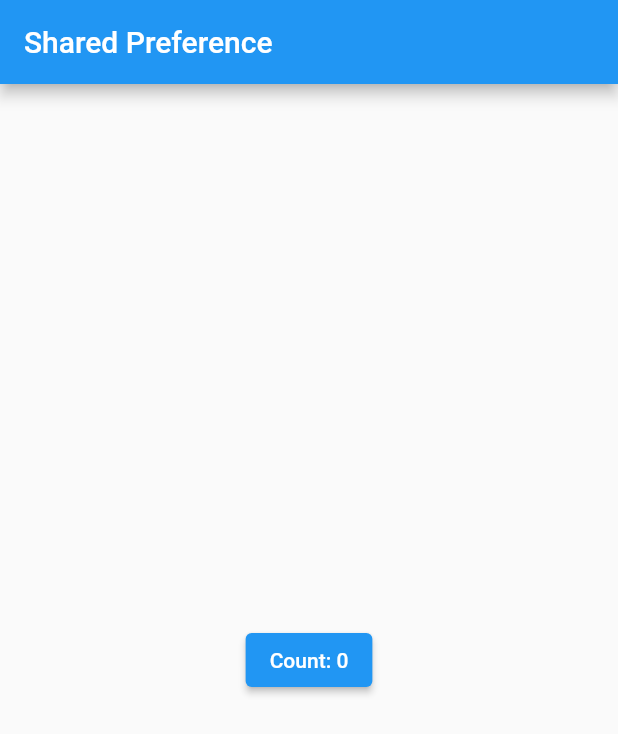
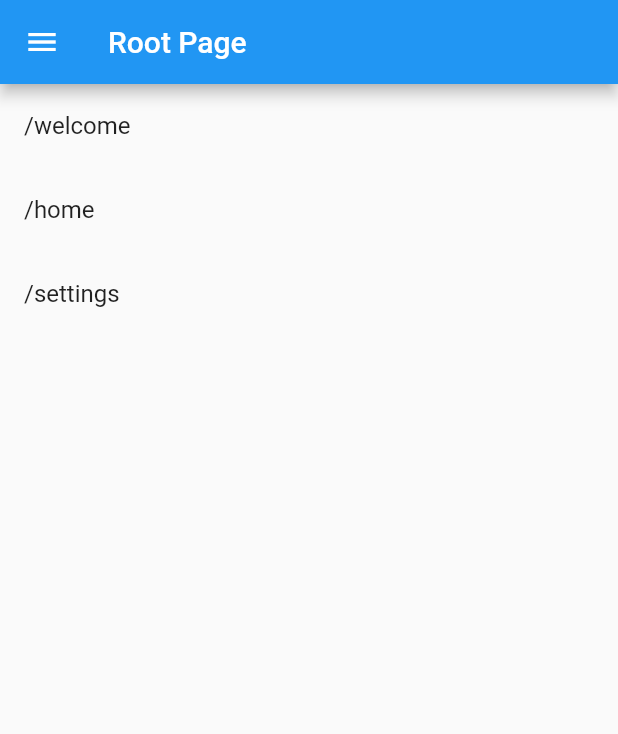
Before and after one commit to ywarahi/flutter22_sample, a Flutter app: the screen it shows after launch, on a phone screen of 412 x 824 dp. Shown: the top 734 px of the screen. Run offline on Flutter 3.47's test engine with Material 2 defaults, Android fonts, the phone set to English and light mode, and no system bars; our stand-ins replace cloud_firestore, firebase_core, flutter_riverpod, freezed_annotation, package_info, riverpod and 2 more; accounts and stored records are empty; project files that could hold a hidden picture were left out.

```diff
--- a/lib/packageInfo/a02_packageinfo_riverpod.dart
+++ b/lib/packageInfo/a02_packageinfo_riverpod.dart
@@ -2,7 +2,6 @@ import 'dart:io' as io;
 import 'package:package_info/package_info.dart';
 import 'package:flutter/material.dart';
 import 'package:flutter_riverpod/flutter_riverpod.dart';
-import 'package:riverpod/riverpod.dart';
 
 enum Platform {
   ios,
--- /dev/null
+++ b/lib/widget/a01_material_app.dart
@@ -0,0 +1,88 @@
+import 'package:flutter/material.dart';
+
+class MyApp extends StatelessWidget {
+  @override
+  Widget build(BuildContext context) {
+    return MaterialApp(
+      title: 'MaterialApp SAMPLE',
+      initialRoute: '/',
+      routes: <String, WidgetBuilder>{
+        '/': (BuildContext context) => RootPage(),
+        '/welcome': (BuildContext context) => WelcomePage(),
+        '/home': (BuildContext context) => HomePage(),
+        '/settings': (BuildContext context) => SettingsPage(),
+      },
+    );
+  }
+}
+
+class RootPage extends StatelessWidget {
+  @override
+  Widget build(BuildContext context) {
+    Widget getListItem(String name, String path) {
+      return ListTile(
+        title: Text(name),
+        onTap: () {
+          //Navigator.pop(context);
+          Navigator.of(context).pushNamed(path);
+        },
+      );
+    }
+
+    Widget getListView() {
+      return ListView(
+        children: [
+          getListItem('/welcome','/welcome'),
+          getListItem('/home','/home'),
+          getListItem('/settings','/settings'),
+        ],
+      );
+    }
+
+    return Scaffold(
+      appBar: AppBar(
+        title: const Text('Root Page'),
+      ),
+      body: getListView(),
+      drawer: Drawer(
+        child: getListView(),
+      ),
+    );
+  }
+}
+
+class WelcomePage extends StatelessWidget {
+  @override
+  Widget build(BuildContext context) {
+    return Scaffold(
+      appBar: AppBar(
+        title: const Text('WelcomePage'),
+      ),
+      body: const Text('WelcomePage'),
+    );
+  }
+}
+
+class HomePage extends StatelessWidget {
+  @override
+  Widget build(BuildContext context) {
+    return Scaffold(
+      appBar: AppBar(
+        title: const Text('HomePage'),
+      ),
+      body: const Text('HomePage'),
+    );
+  }
+}
+
+class SettingsPage extends StatelessWidget {
+  @override
+  Widget build(BuildContext context) {
+    return Scaffold(
+      appBar: AppBar(
+        title: const Text('SettingsPage'),
+      ),
+      body: const Text('SettingsPage'),
+    );
+  }
+}
--- a/pubspec.yaml
+++ b/pubspec.yaml
@@ -34,6 +34,7 @@ dependencies:
   firebase_core: ^1.4.0
   cloud_firestore: ^2.4.0
   package_info: ^2.0.2
+  sqflite: ^2.0.0+3
 
 dev_dependencies:
   flutter_test:
```
Also changed, not shown: lib/main.dart (+22 -13 lines), lib/nullable/a00_nullable.dart (added, +23 -0 lines), lib/sqflite/00_sqflite.txt (added, +22 -0 lines), lib/sqflite/a00_sqflite.dart (added, +109 -0 lines), lib/sqflite/a01_riverpod_sqflite.dart (added, +99 -0 lines), lib/widget/a02_bottom_navigation_bar.dart (renamed from lib/widget/a01_bottom_navigation_bar.dart), pubspec.lock, 1 other file.
